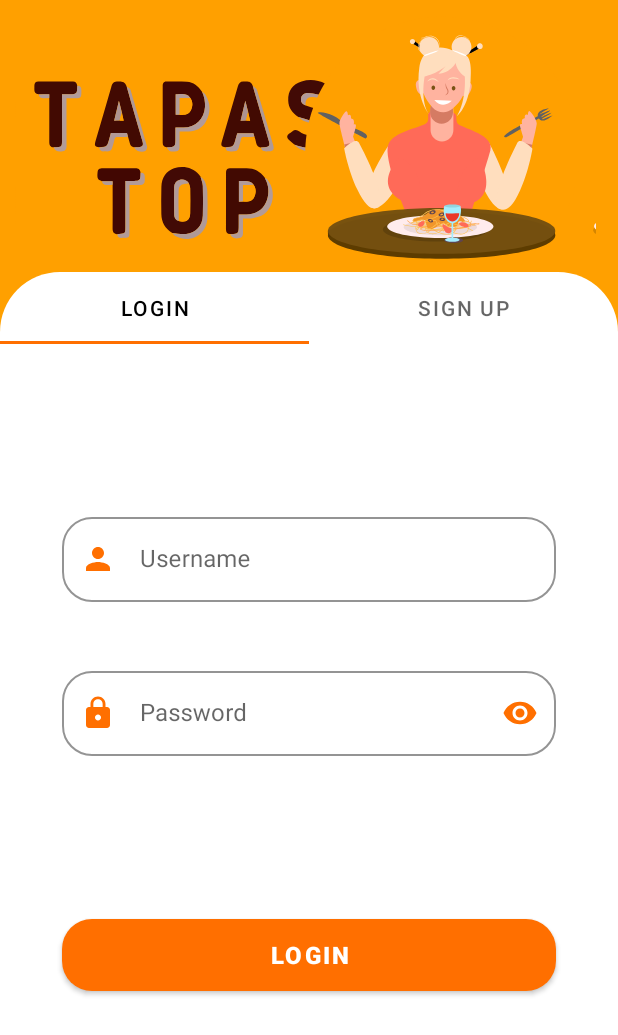
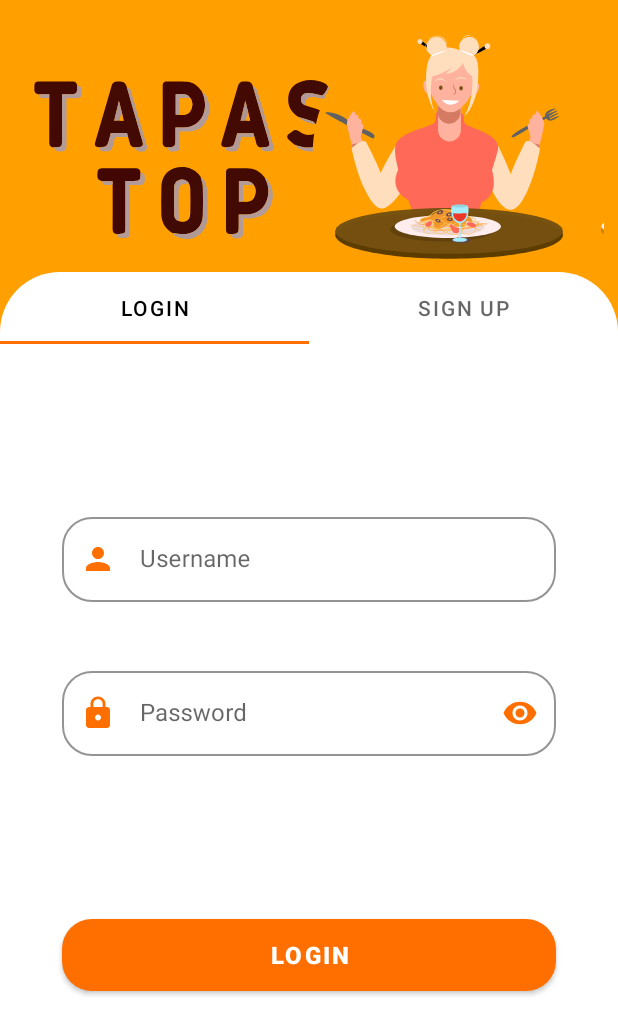
Before and after one commit to KevinGB97333/tapas-top, an Android app: the screen it shows after launch (MainActivity), on a phone screen of 412 x 824 dp. Shown: the top 1035 px of the screen. Run offline under Robolectric (Android 15) with nearby library versions, the phone set to English and light mode, and no system bars; our stand-ins replace navigation-ui.

Commit message:
Fix login animation

```diff
--- a/TapasTop/app/src/main/res/layout/fragment_initial.xml
+++ b/TapasTop/app/src/main/res/layout/fragment_initial.xml
@@ -34,7 +34,8 @@
             android:layout_alignParentTop="true"
             android:layout_alignParentBottom="true"
             android:layout_alignParentRight="true"
-            android:layout_marginLeft="180dp"
+            android:layout_alignEnd="@id/app_title"
+            android:layout_marginLeft="190dp"
             android:layout_marginBottom="20dp"
             app:lottie_rawRes="@raw/login_animation_lottie"
             app:lottie_autoPlay="true"
```
